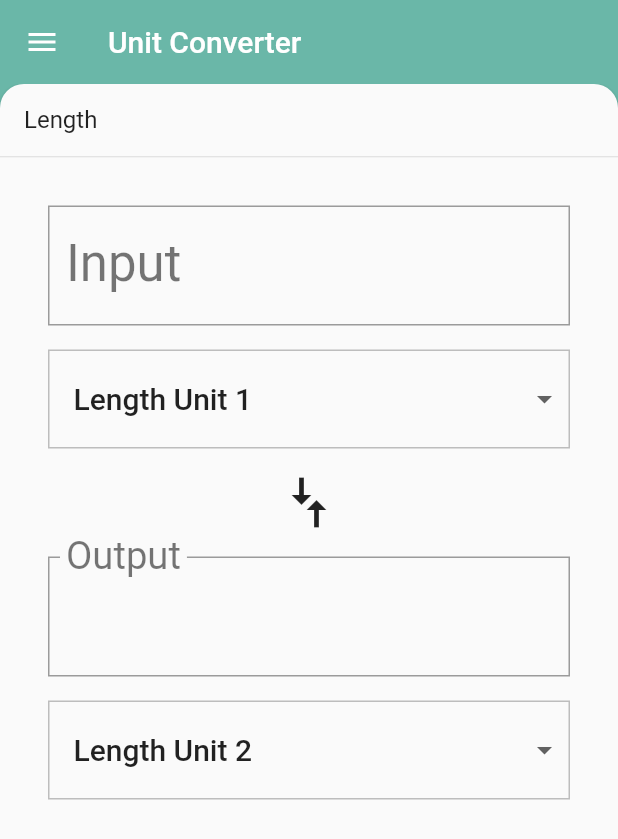
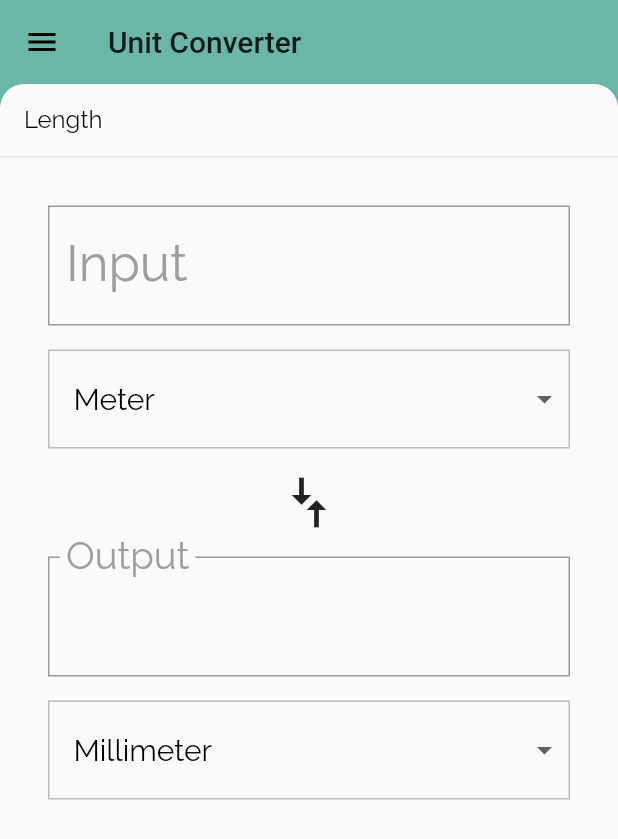
Before and after one commit to DariusDumel/Udacity-Flutter-App, a Flutter app: the screen it shows after launch, after a tap on "Length", on a phone screen of 412 x 824 dp. Shown: the top 839 px of the screen. Run offline on Flutter 3.47's test engine with Material 2 defaults, Android fonts, the phone set to English and light mode, and no system bars; network calls fail.

Commit message:
so many fucking changes but the thing is almost done
last thing added was api functionality

```diff
--- /dev/null
+++ b/udacity_app/lib/api.dart
@@ -0,0 +1,72 @@
+// Copyright 2018 The Chromium Authors. All rights reserved.
+// Use of this source code is governed by a BSD-style license that can be
+// found in the LICENSE file.
+
+// TODO: Import relevant packages
+import 'dart:io';
+import 'dart:async';
+import 'dart:convert';
+
+import 'unit.dart';
+
+
+/// The REST API retrieves unit conversions for [Categories] that change.
+///
+/// For example, the currency exchange rate, stock prices, the height of the
+/// tides change often.
+/// We have set up an API that retrieves a list of currencies and their current
+/// exchange rate (mock data).
+///   GET /currency: get a list of currencies
+///   GET /currency/convert: get conversion from one currency amount to another
+class Api {
+
+  final httpClient = HttpClient();
+  final url = 'flutter.udacity.com';
+
+  // TODO: Create getUnits()
+  /// Gets all the units and conversion rates for a given category.
+  ///
+  /// The `category` parameter is the name of the [Category] from which to
+  /// retrieve units. We pass this into the query parameter in the API call.
+  ///
+  /// Returns a list. Returns null on error.
+  Future<List> getUnits(String category) async
+  {
+      final uri = Uri.https(url,'/$category');
+
+      final HttpClientRequest httpRequest = await httpClient.getUrl(uri);
+      final HttpClientResponse httpResponse = await httpRequest.close();
+      if(httpResponse.statusCode != HttpStatus.ok) { return null;}
+
+      final responseBody = await httpResponse.transform(utf8.decoder).join();
+      final jsonResponse = json.decode(responseBody);
+
+      if(jsonResponse == null || jsonResponse['units'] == null)
+      {
+        return null;
+      }
+
+      return jsonResponse['units'];
+  }
+
+  Future<double> convert(
+    String category, String amount, String fromUnit, String toUnit) async
+    {
+      final uri = Uri.https(url, '/$category/convert',
+      {'amount': amount, 'from': fromUnit, 'to': toUnit});
+
+      final HttpClientRequest httpRequest = await httpClient.getUrl(uri);
+      final HttpClientResponse httpResponse = await httpRequest.close();
+      if(httpResponse.statusCode != HttpStatus.accepted) {
+        return null;
+      }
+
+      final responseBody = await httpResponse.transform(utf8.decoder).join();
+      final jsonResponse = json.decode(responseBody);
+      return jsonResponse['conversion'].toDouble();
+    }
+  /// Given two units, converts from one to another.
+  ///
+  /// Returns a double, which is the converted amount. Returns null on error.
+
+}
--- a/udacity_app/lib/category.dart
+++ b/udacity_app/lib/category.dart
@@ -6,7 +6,7 @@ import 'unit.dart';
 class Category
 {
   final String name;
-  final IconData iconLocation;
+  final String iconLocation;
   final ColorSwatch color;
   final List<Unit> units;
 
--- a/udacity_app/lib/category_route.dart
+++ b/udacity_app/lib/category_route.dart
@@ -1,12 +1,15 @@
+import 'dart:convert';
+import 'dart:async';
+
 import 'package:flutter/material.dart';
 
+import 'api.dart';
 import 'backdrop.dart';
 import 'category.dart';
 import 'category_tile.dart';
 import 'unit.dart';
 import 'unit_converter.dart';
 
-final _backgroundColor = Colors.green[100];
 
 class CategoryScreen extends StatefulWidget
 {
@@ -27,19 +30,9 @@ class CategoryScreen extends StatefulWidget
 /// because it is responsible for the UI at the route's destination.
 class _CategoryRouteState extends State<CategoryScreen>
 {
+  Api api = Api();
   Category _defaultCategory;
   Category _currentCategory;
-  static const _appBarTitleText= "Unit Converter";
-  static const _categoryNames = <String>[
-    'Length',
-    'Area',
-    'Volume',
-    'Mass',
-    'Energy',
-    'Time',
-    'Digital Storage',
-    'Currency'
-  ];
 
   static const _baseColors = <ColorSwatch>[
     ColorSwatch(0xFF6AB7A8, {
@@ -75,7 +68,19 @@ class _CategoryRouteState extends State<CategoryScreen>
       'splash': Color(0xFFF94D56),
       'error': Color(0xFF912D2D),
     }),
-];
+  ];
+
+  static const _icons = <String>
+  [
+    'assets/icons/length.png',
+    'assets/icons/area.png',
+    'assets/icons/volume.png',
+    'assets/icons/mass.png',
+    'assets/icons/time.png',
+    'assets/icons/digital_storage.png',
+    'assets/icons/power.png',
+    'assets/icons/currency.png'
+  ];
 
   final _categories = <Category>[];
 
@@ -95,26 +100,85 @@ class _CategoryRouteState extends State<CategoryScreen>
        : UnitConverter(category: _currentCategory,),
       frontTitle: Text("Unit Converter"),
       backPanel: listView,
-      backTitle: Text("Choose a Category"),
+      backTitle: Text("Select a Category"),
     );
   }
 
-  void initState() {
 
-    super.initState();
+   @override
+   Future<void> didChangeDependencies() async {
+     super.didChangeDependencies();
+     // We have static unit conversions located in our
+     // assets/data/regular_units.json
+     if (_categories.isEmpty) {
+       await _retrieveLocalCategories();
+     }
+ }
 
-    for (var i = 0; i < _categoryNames.length; i++)
+  // /// Retrieves a list of [Categories] and their [Unit]s
+  Future<void> _retrieveLocalCategories() async {
+    // Consider omitting the types for local variables. For more details on Effective
+    // Dart Usage, see https://www.dartlang.org/guides/language/effective-dart/usage
+    final json = DefaultAssetBundle
+        .of(context)
+        .loadString('assets/data/regular_units.json');
+    final data = JsonDecoder().convert(await json);
+    if (data is! Map) {
+      throw ('Data retrieved from API is not a Map');
+    }
+
+    var index = 0;
+    for(var key in data.keys)
     {
-      _categories.add(Category(
-        name: _categoryNames[i],
-        color: _baseColors[i],
-        iconLocation: Icons.cake,
-        units: _retrieveUnitList(_categoryNames[i]),
-      ));
+
+      final List<Unit> units =
+      data[key].map<Unit>((dynamic data) => Unit.fromJson(data)).toList();
+
+      Category category = Category(
+        name: key,
+        units: units,
+        color: _baseColors[index],
+        iconLocation: _icons[index],
+      );
+
+      setState(() {
+        _categories.add(category);
+        _defaultCategory = _categories[0];
+        });
+        index += 1;
     }
-    _defaultCategory = _categories[0];
+
+    _retrieveApiCategory("currency");
   }
 
+  // TODO: Add the Currency Category retrieved from the API, to our _categories
+  /// Retrieves a [Category] and its [Unit]s from an API on the web
+  Future<void> _retrieveApiCategory(String category) async {
+
+
+
+    final jsonUnits = await api.getUnits(category);
+
+    if(jsonUnits != null)
+    {
+      final units = <Unit>[];
+
+      for(var unit in jsonUnits)
+      {
+        units.add(Unit.fromJson(unit));
+      }
+
+      Category apiCategory = Category(
+        name: category[0].toUpperCase() + category.substring(1),
+        units: units,
+        color: _baseColors[_categories.length],
+        iconLocation: _icons[_categories.length]
+      );
+      setState(() {
+        _categories.add(apiCategory);
+          });
+    }
+  }
 
   void _onCategoryTap(Category category)
   {
@@ -123,11 +187,6 @@ class _CategoryRouteState extends State<CategoryScreen>
         });
   }
 
-
-  // TODO: Use a GridView for landscape mode, passing in the device orientation
-  /// Makes the correct number of rows for the list view, based on whether the
-  /// device is portrait or landscape.
-  ///
   /// For portrait, we use a [ListView]. For landscape, we use a [GridView].
   Widget _buildCategoryWidgets(Orientation deviceOrientation)
   {
@@ -157,16 +216,4 @@ class _CategoryRouteState extends State<CategoryScreen>
       );
     }
   }
-
-  /// Returns a list of mock [Unit]s.
-  List<Unit> _retrieveUnitList(String categoryName)
-  {
-      return List.generate(10, (int i) {
-        i += 1;
-        return Unit(
-          name: '$categoryName Unit $i',
-          conversion: i.toDouble(),
-        );
-      });
-  }
 }
--- a/udacity_app/lib/category_tile.dart
+++ b/udacity_app/lib/category_tile.dart
@@ -62,10 +62,8 @@ class CategoryTile extends StatelessWidget {
               children: [
                 Padding(
                   padding: EdgeInsets.all(16.0),
-                  child: Icon(
-                    category.iconLocation,
-                    size: 60.0,
-                  ),
+                  child: category.iconLocation != null ?
+                    Image.asset(category.iconLocation) : Icons.error
                 ),
                 Center(
                   child: Text(
--- a/udacity_app/lib/main.dart
+++ b/udacity_app/lib/main.dart
@@ -14,6 +14,15 @@ class UnitConverterApp extends StatelessWidget
     return MaterialApp(
       debugShowCheckedModeBanner: false ,
       title: 'Unit Converter',
+      theme: ThemeData(
+        textTheme: Theme.of(context).textTheme.apply(
+          fontFamily: "Raleway",
+          bodyColor: Colors.black,
+          displayColor: Colors.grey,
+        ),
+        primaryColor: Colors.grey[500],
+        textSelectionHandleColor: Colors.green[500]
+      ),
       home: CategoryScreen()
     );
   }
--- a/udacity_app/lib/unit.dart
+++ b/udacity_app/lib/unit.dart
@@ -14,5 +14,5 @@ class Unit {
   : assert(jsonMap['name'] != null),
     assert(jsonMap['conversion'] != null),
     name = jsonMap['name'],
-    conversion = jsonMap['conersion'];
+    conversion = jsonMap['conversion'].toDouble();
 }
--- a/udacity_app/lib/unit_converter.dart
+++ b/udacity_app/lib/unit_converter.dart
@@ -28,6 +28,7 @@ class _UnitConverterState extends State<UnitConverter> {
   String _convertedValue = '';
   List<DropdownMenuItem> _unitMenuItems;
   bool _showValidationError = false;
+  final _inputKey = GlobalKey(debugLabel: 'inputText');
 
   @override
   void initState() {
@@ -37,17 +38,14 @@ class _UnitConverterState extends State<UnitConverter> {
   }
 
   @override
-    void didUpdateWidget(UnitConverter oldWidget) {
-      if(oldWidget.category != widget.category)
-      {
+  void didUpdateWidget(UnitConverter old) {
+    super.didUpdateWidget(old);
+    // We update our [DropdownMenuItem] units when we switch [Categories].
+    if (old.category != widget.category) {
       _createDropdownMenuItems();
       _setDefaults();
     }
-      super.didUpdateWidget(oldWidget);
   }
-
-  // TODO: _createDropdownMenuItems() and _setDefaults() should also be called
-  // each time the user switches [Categories].
 
   /// Creates fresh list of [DropdownMenuItem] widgets, given a list of [Unit]s.
   void _createDropdownMenuItems() {
@@ -75,6 +73,9 @@ class _UnitConverterState extends State<UnitConverter> {
       _fromValue = widget.category.units[0];
       _toValue = widget.category.units[1];
     });
+    if (_inputValue != null) {
+      _updateConversion();
+    }
   }
 
   /// Clean up conversion; trim trailing zeros, e.g. 5.500 -> 5.5, 10.0 -> 10
@@ -190,6 +191,7 @@ class _UnitConverterState extends State<UnitConverter> {
           // accepts numbers and calls the onChanged property on update.
           // You can read more about it here: https://flutter.io/text-input
           TextField(
+            key: _inputKey,
             style: Theme.of(context).textTheme.display1,
             decoration: InputDecoration(
               labelStyle: Theme.of(context).textTheme.display1,
@@ -240,7 +242,7 @@ class _UnitConverterState extends State<UnitConverter> {
       ),
     );
 
-    final converter = Column(
+    final converter = ListView(
       children: [
         input,
         arrows,
@@ -248,23 +250,24 @@ class _UnitConverterState extends State<UnitConverter> {
       ],
     );
 
-
-    // TODO: Use an OrientationBuilder to add a width to the unit converter
-    // in landscape mode
-    return OrientationBuilder(
-      builder: (context, orientation) {
+    // Based on the orientation of the parent widget, figure out how to best
+    // lay out our converter.
     return Padding(
       padding: _padding,
-          child: orientation == Orientation.portrait
-          ? converter
-          : Center(
+      child: OrientationBuilder(
+        builder: (context, orientation) {
+          if (orientation == Orientation.portrait) {
+            return converter;
+          } else {
+            return Center(
               child: Container(
-              width: 420,
+                width: 450.0,
                 child: converter,
-            ),
               ),
             );
           }
+        },
+      ),
     );
   }
 }
```
Also changed, not shown: udacity_app/pubspec.yaml (+17 -0 lines), udacity_app/assets/fonts/Raleway-Light.ttf (added), udacity_app/assets/fonts/Raleway-Regular.ttf (added), udacity_app/assets/icons/area.png (added), udacity_app/assets/icons/currency.png (added), udacity_app/assets/icons/digital_storage.png (added), udacity_app/assets/icons/length.png (added), udacity_app/assets/icons/mass.png (added), udacity_app/assets/icons/power.png (added), udacity_app/assets/icons/time.png (added), udacity_app/assets/icons/volume.png (added). Lines whose indentation alone changed are shown as unchanged.
